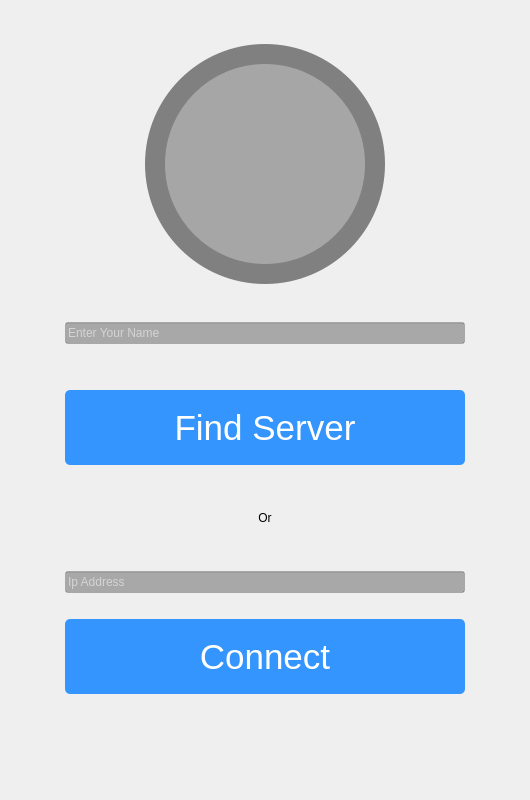
This is widget/serverConnection/serverconnection.ui in Anmol-A-jain/Dyner-order-client as Qt 5 draws it before an edit. The edited form follows.
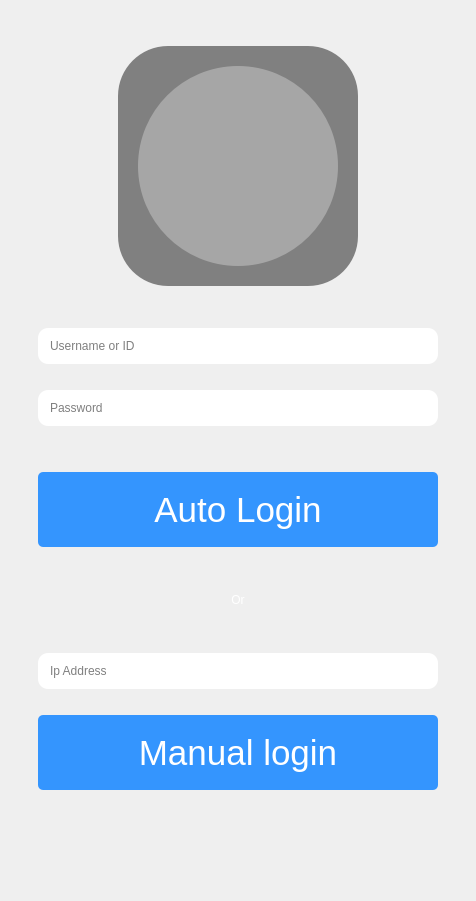
This is the edited form. Icons and pictures are not drawn.

Patch:
```diff
--- a/widget/serverConnection/serverconnection.ui
+++ b/widget/serverConnection/serverconnection.ui
@@ -6,8 +6,8 @@
    <rect>
     <x>0</x>
     <y>0</y>
-    <width>530</width>
-    <height>800</height>
+    <width>476</width>
+    <height>901</height>
    </rect>
   </property>
   <property name="windowTitle">
@@ -50,7 +50,7 @@
        <property name="styleSheet">
         <string notr="true">#verticalWidget
 {
-	border-radius:120%;
+	border-radius:50%;
 	background-color: rgba(80, 80, 80,0.7);
 }</string>
        </property>
@@ -139,20 +139,41 @@
       </spacer>
      </item>
      <item>
-      <widget class="QLineEdit" name="txtName">
+      <widget class="QWidget" name="horizontalWidget" native="true">
+       <property name="styleSheet">
+        <string notr="true">background-color: rgb(255, 255, 255);
+border-radius:10px;</string>
+       </property>
+       <layout class="QHBoxLayout" name="horizontalLayout_7">
+        <property name="leftMargin">
+         <number>10</number>
+        </property>
+        <property name="topMargin">
+         <number>10</number>
+        </property>
+        <property name="rightMargin">
+         <number>10</number>
+        </property>
+        <property name="bottomMargin">
+         <number>10</number>
+        </property>
+        <item>
+         <widget class="QLineEdit" name="txtUserName">
        <property name="minimumSize">
         <size>
-         <width>400</width>
+            <width>380</width>
          <height>0</height>
         </size>
        </property>
        <property name="styleSheet">
-        <string notr="true">background-color: rgba(0, 0, 0, 0.3);
-color:white;</string>
+           <string notr="true"/>
        </property>
        <property name="placeholderText">
-        <string>Enter Your Name</string>
-       </property>
+           <string>Username or ID</string>
+          </property>
+         </widget>
+        </item>
+       </layout>
       </widget>
      </item>
      <item>
@@ -181,6 +202,93 @@
      <property name="sizeHint" stdset="0">
       <size>
        <width>20</width>
+       <height>20</height>
+      </size>
+     </property>
+    </spacer>
+   </item>
+   <item>
+    <layout class="QHBoxLayout" name="horizontalLayout_8">
+     <property name="topMargin">
+      <number>0</number>
+     </property>
+     <item>
+      <spacer name="horizontalSpacer_10">
+       <property name="orientation">
+        <enum>Qt::Horizontal</enum>
+       </property>
+       <property name="sizeHint" stdset="0">
+        <size>
+         <width>40</width>
+         <height>20</height>
+        </size>
+       </property>
+      </spacer>
+     </item>
+     <item>
+      <widget class="QWidget" name="horizontalWidget_2" native="true">
+       <property name="styleSheet">
+        <string notr="true">background-color: rgb(255, 255, 255);
+border-radius:10px;</string>
+       </property>
+       <layout class="QHBoxLayout" name="horizontalLayout_9">
+        <property name="leftMargin">
+         <number>10</number>
+        </property>
+        <property name="topMargin">
+         <number>10</number>
+        </property>
+        <property name="rightMargin">
+         <number>10</number>
+        </property>
+        <property name="bottomMargin">
+         <number>10</number>
+        </property>
+        <item>
+         <widget class="QLineEdit" name="txtPass">
+          <property name="minimumSize">
+           <size>
+            <width>380</width>
+            <height>0</height>
+           </size>
+          </property>
+          <property name="echoMode">
+           <enum>QLineEdit::Password</enum>
+          </property>
+          <property name="placeholderText">
+           <string>Password</string>
+          </property>
+         </widget>
+        </item>
+       </layout>
+      </widget>
+     </item>
+     <item>
+      <spacer name="horizontalSpacer_9">
+       <property name="orientation">
+        <enum>Qt::Horizontal</enum>
+       </property>
+       <property name="sizeHint" stdset="0">
+        <size>
+         <width>40</width>
+         <height>20</height>
+        </size>
+       </property>
+      </spacer>
+     </item>
+    </layout>
+   </item>
+   <item>
+    <spacer name="verticalSpacer_9">
+     <property name="orientation">
+      <enum>Qt::Vertical</enum>
+     </property>
+     <property name="sizeType">
+      <enum>QSizePolicy::Fixed</enum>
+     </property>
+     <property name="sizeHint" stdset="0">
+      <size>
+       <width>20</width>
        <height>40</height>
       </size>
      </property>
@@ -223,7 +331,7 @@
 border-radius:5px;</string>
        </property>
        <property name="text">
-        <string>Find Server</string>
+        <string>Auto Login</string>
        </property>
       </widget>
      </item>
@@ -265,6 +373,9 @@
      </property>
      <item>
       <widget class="QLabel" name="label_2">
+       <property name="styleSheet">
+        <string notr="true">color: rgb(255, 255, 255);</string>
+       </property>
        <property name="text">
         <string>Or</string>
        </property>
@@ -328,8 +439,33 @@
          <property name="topMargin">
           <number>0</number>
          </property>
-         <item row="0" column="1">
+         <item row="0" column="0">
+          <widget class="QWidget" name="horizontalWidget" native="true">
+           <property name="styleSheet">
+            <string notr="true">background-color: rgb(255, 255, 255);
+border-radius:10px;</string>
+           </property>
+           <layout class="QHBoxLayout" name="horizontalLayout_6">
+            <property name="leftMargin">
+             <number>10</number>
+            </property>
+            <property name="topMargin">
+             <number>10</number>
+            </property>
+            <property name="rightMargin">
+             <number>10</number>
+            </property>
+            <property name="bottomMargin">
+             <number>10</number>
+            </property>
+            <item>
           <widget class="QLineEdit" name="txtIp">
+              <property name="minimumSize">
+               <size>
+                <width>380</width>
+                <height>0</height>
+               </size>
+              </property>
            <property name="maximumSize">
             <size>
              <width>16777215</width>
@@ -337,8 +473,7 @@
             </size>
            </property>
            <property name="styleSheet">
-            <string notr="true">background-color: rgba(0, 0, 0, 0.3);
-color:white;</string>
+               <string notr="true"/>
            </property>
            <property name="text">
             <string/>
@@ -348,7 +483,12 @@
            </property>
           </widget>
          </item>
-         <item row="1" column="1">
+           </layout>
+          </widget>
+         </item>
+        </layout>
+       </item>
+       <item>
           <spacer name="verticalSpacer_5">
            <property name="orientation">
             <enum>Qt::Vertical</enum>
@@ -364,8 +504,6 @@
            </property>
           </spacer>
          </item>
-        </layout>
-       </item>
        <item>
         <widget class="QPushButton" name="btnConnect">
          <property name="minimumSize">
@@ -385,7 +523,7 @@
 border-radius:5px;</string>
          </property>
          <property name="text">
-          <string>Connect</string>
+          <string>Manual login</string>
          </property>
         </widget>
        </item>
```
Left out of the diff: 3 changed lines with no effect on the pictures. Lines whose indentation alone changed are shown as unchanged.
